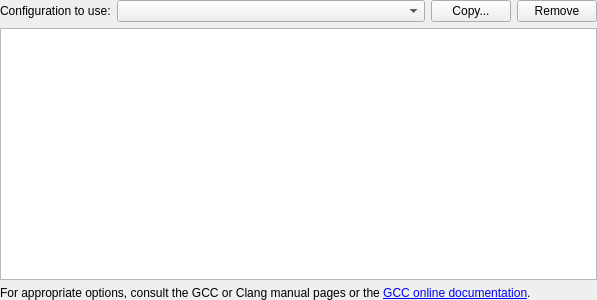
The window that src/plugins/cpptools/clangdiagnosticconfigswidget.ui (qt-creator/qt-creator) describes before a commit, drawn with Qt 5.
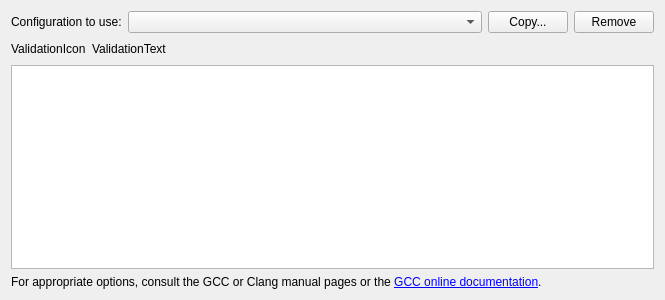
The same window after the commit.

Commit message: Clang: Validate warnings options from user

Patch:
```diff
--- a/src/plugins/cpptools/clangdiagnosticconfigswidget.ui
+++ b/src/plugins/cpptools/clangdiagnosticconfigswidget.ui
@@ -6,7 +6,7 @@
    <rect>
     <x>0</x>
     <y>0</y>
-    <width>597</width>
+    <width>665</width>
     <height>300</height>
    </rect>
   </property>
@@ -14,18 +14,6 @@
    <string>Form</string>
   </property>
   <layout class="QVBoxLayout" name="verticalLayout">
-   <property name="leftMargin">
-    <number>0</number>
-   </property>
-   <property name="topMargin">
-    <number>0</number>
-   </property>
-   <property name="rightMargin">
-    <number>0</number>
-   </property>
-   <property name="bottomMargin">
-    <number>0</number>
-   </property>
    <item>
     <layout class="QHBoxLayout" name="horizontalLayout">
      <item>
@@ -61,6 +49,37 @@
      </item>
     </layout>
    </item>
+   <item>
+    <layout class="QHBoxLayout" name="horizontalLayout_2">
+     <item>
+      <widget class="QLabel" name="validationResultIcon">
+       <property name="text">
+        <string>ValidationIcon</string>
+       </property>
+      </widget>
+     </item>
+     <item>
+      <widget class="QLabel" name="validationResultLabel">
+       <property name="text">
+        <string>ValidationText</string>
+       </property>
+      </widget>
+     </item>
+     <item>
+      <spacer name="horizontalSpacer">
+       <property name="orientation">
+        <enum>Qt::Horizontal</enum>
+       </property>
+       <property name="sizeHint" stdset="0">
+        <size>
+         <width>40</width>
+         <height>20</height>
+        </size>
+       </property>
+      </spacer>
+     </item>
+    </layout>
+   </item>
    <item>
     <widget class="QPlainTextEdit" name="diagnosticOptionsTextEdit"/>
    </item>
```
The commit also changes 2 other files.
